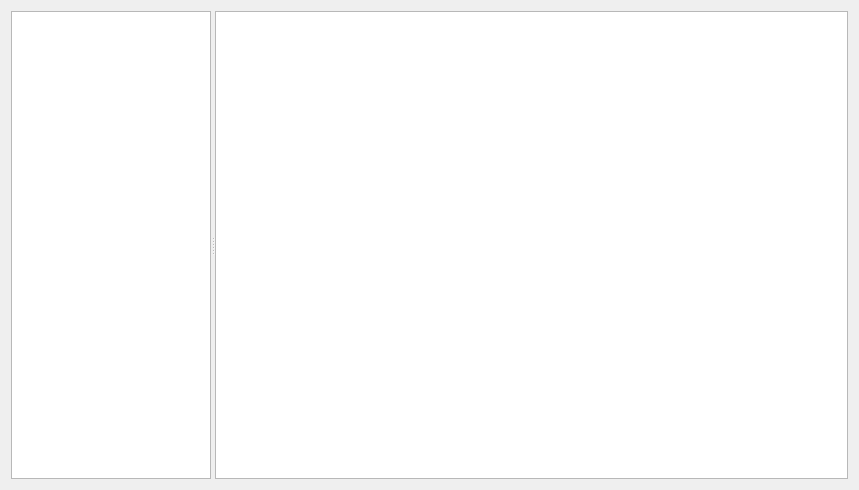
Qt form editor/echo/Base/UI/ChooseDialog/ResChooseDialog/ResChooseDialog.ui (timi-liuliang/echo) before a commit.
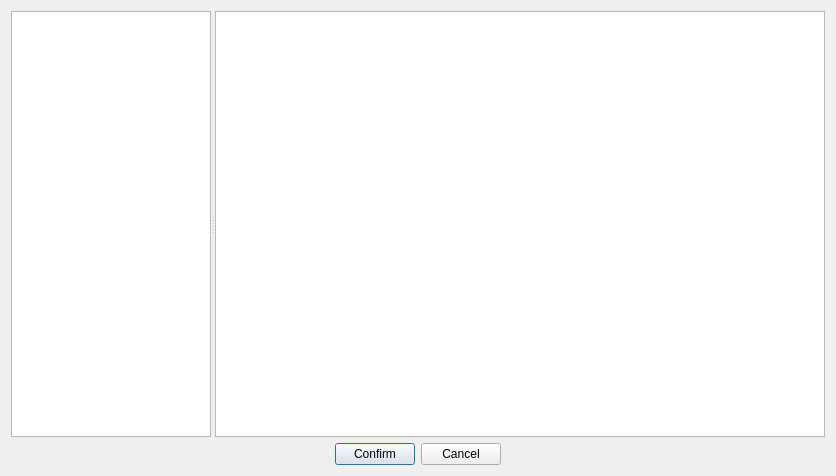
The same form after that commit.

What changed in the file:
```diff
--- a/editor/echo/Base/UI/ChooseDialog/ResChooseDialog/ResChooseDialog.ui
+++ b/editor/echo/Base/UI/ChooseDialog/ResChooseDialog/ResChooseDialog.ui
@@ -6,14 +6,14 @@
    <rect>
     <x>0</x>
     <y>0</y>
-    <width>859</width>
-    <height>490</height>
+    <width>836</width>
+    <height>476</height>
    </rect>
   </property>
   <property name="windowTitle">
    <string>Res Choose</string>
   </property>
-  <layout class="QHBoxLayout" name="horizontalLayout">
+  <layout class="QVBoxLayout" name="verticalLayout">
    <item>
     <widget class="QSplitter" name="splitter">
      <property name="orientation">
@@ -46,6 +46,50 @@
      </widget>
     </widget>
    </item>
+   <item>
+    <layout class="QHBoxLayout" name="horizontalLayout">
+     <item>
+      <spacer name="horizontalSpacer">
+       <property name="orientation">
+        <enum>Qt::Horizontal</enum>
+       </property>
+       <property name="sizeHint" stdset="0">
+        <size>
+         <width>40</width>
+         <height>20</height>
+        </size>
+       </property>
+      </spacer>
+     </item>
+     <item>
+      <widget class="QPushButton" name="Confirm">
+       <property name="text">
+        <string>Confirm</string>
+       </property>
+      </widget>
+     </item>
+     <item>
+      <widget class="QPushButton" name="Cancel">
+       <property name="text">
+        <string>Cancel</string>
+       </property>
+      </widget>
+     </item>
+     <item>
+      <spacer name="horizontalSpacer_2">
+       <property name="orientation">
+        <enum>Qt::Horizontal</enum>
+       </property>
+       <property name="sizeHint" stdset="0">
+        <size>
+         <width>40</width>
+         <height>20</height>
+        </size>
+       </property>
+      </spacer>
+     </item>
+    </layout>
+   </item>
   </layout>
  </widget>
  <resources/>
```
Left out of the diff: 35 changed lines with no effect on the pictures.
